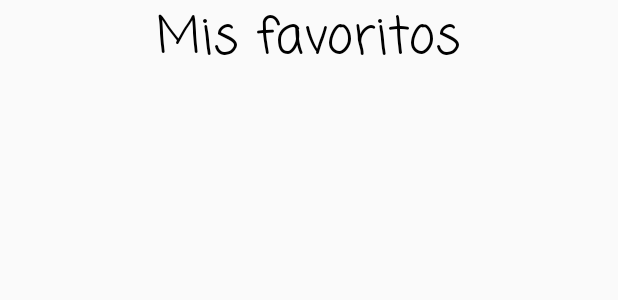
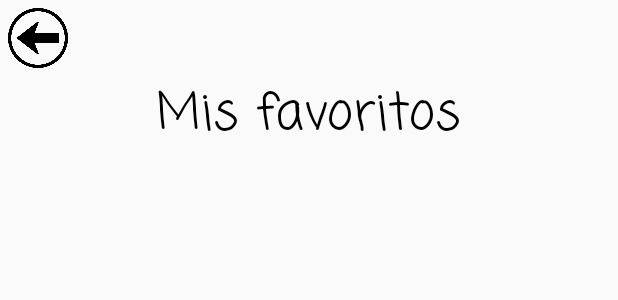
Before and after one commit to vvarchioni/Enfoques_trabajoFinal, an Android app: the layout activity_mis_favoritos.xml on its own in the app's theme, with its tools: preview values and no code run, on a phone screen of 412 x 824 dp. Shown: the top 300 px of the screen. Run offline under Robolectric (Android 15) with nearby library versions, the phone set to English and light mode, and no system bars; network calls fail.

Commit message:
Trabajo integrador finalizado

```diff
--- a/trabajoFinal/app/src/main/res/layout/activity_mis_favoritos.xml
+++ b/trabajoFinal/app/src/main/res/layout/activity_mis_favoritos.xml
@@ -4,6 +4,14 @@
         android:layout_width="match_parent"
         android:layout_height="match_parent"
         android:orientation="vertical">
+
+    <Button
+        android:id="@+id/btn_volver"
+        android:layout_width="40dp"
+        android:layout_height="40dp"
+        android:layout_gravity="start"
+        android:layout_margin="5dp"
+        android:background="@drawable/atras"/>
 
     <TextView
         android:layout_width="wrap_content"
```
Also changed, not shown: trabajoFinal/app/src/main/java/com/valentin/enfoques_trabajointegrador/MainActivity.java (+12 -2 lines), trabajoFinal/app/src/main/java/com/valentin/enfoques_trabajointegrador/activity_detallePersonaje.java (+11 -1 lines), trabajoFinal/app/src/main/java/com/valentin/enfoques_trabajointegrador/activity_misFavoritos.java (+10 -0 lines), trabajoFinal/app/src/main/res/layout/activity_detalle_personaje.xml (+10 -3 lines), trabajoFinal/app/src/main/res/drawable-v24/atras.png (added).
